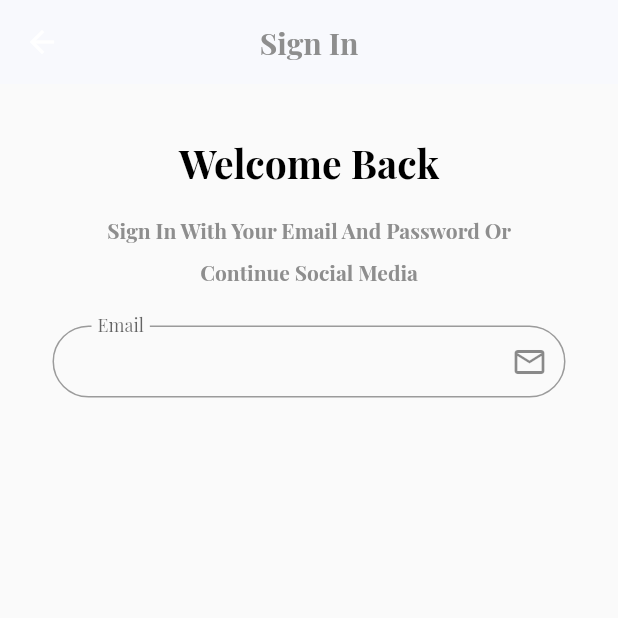
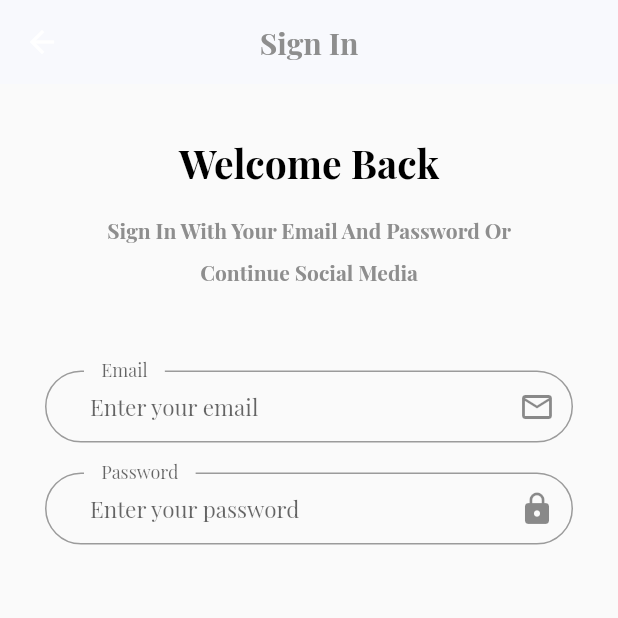
Before and after one commit to tawafmesar/ecommerceFlutterMySqlPHP, a Flutter app: the Login screen opened by its route, on a phone screen of 412 x 824 dp, the top half of it. Run offline on Flutter 3.47's test engine with Material 2 defaults, Android fonts, the phone set to English and light mode, and no system bars; our stand-ins replace get, shared_preferences; accounts and stored records are empty; project files that could hold a hidden picture were left out.

Commit message:
15 login page design part 2

```diff
--- a/lib/view/screen/auth/login.dart
+++ b/lib/view/screen/auth/login.dart
@@ -1,5 +1,8 @@
 
 import 'package:ecommerce_flutter_php_mysql/core/constant/color.dart';
+import 'package:ecommerce_flutter_php_mysql/view/widget/auth/customtextbodyauth.dart';
+import 'package:ecommerce_flutter_php_mysql/view/widget/auth/customtextformauth.dart';
+import 'package:ecommerce_flutter_php_mysql/view/widget/auth/customtexttitleauth.dart';
 import 'package:flutter/material.dart';
 import 'package:flutter/src/widgets/framework.dart';
 import 'package:flutter/src/widgets/placeholder.dart';
@@ -16,33 +19,25 @@ class Login extends StatelessWidget {
           centerTitle: true,
             title: Text("Sign In",style: Theme.of(context).textTheme.headline1!.copyWith(color: AppColor.grey)) ),
         body:Container(
-          padding:const EdgeInsets.symmetric(vertical: 15,horizontal: 35),
+          padding:const EdgeInsets.symmetric(vertical: 15,horizontal: 30),
           child: ListView(
-            children:  [
-             const SizedBox(height: 20,),
-              Text("Welcome Back ",
-                textAlign: TextAlign.center,
-                style: Theme.of(context).textTheme.headline2,),
-              const SizedBox(height: 10,),
-              Container(
-                margin: EdgeInsets.symmetric(horizontal: 25),
-                child: Text("Sign In With Your Email And Password Or Continue Social Media ",
-                  textAlign: TextAlign.center,
-                  style: Theme.of(context).textTheme.bodyText1,),
+            children: const [
+              SizedBox(height: 20,),
+              CustomTextTitleAuth(text:"Welcome Back " ),
+               SizedBox(height: 10,),
+              CustomTextBodyAuth(text: "Sign In With Your Email And Password Or Continue Social Media "),
+               SizedBox(height: 55,),
+              CustomTextFormAuth(
+                hinttext: "Enter your email ",
+                iconData: Icons.email_outlined,
+                labeltext: "Email",
+                // mycontroller: ,
               ),
-              const SizedBox(height: 25,),
-              TextFormField(
-
-                decoration:  InputDecoration(
-                  floatingLabelBehavior: FloatingLabelBehavior.always,
-                  contentPadding: EdgeInsets.symmetric(vertical: 5,horizontal: 30),
-                  suffixIcon: Icon(Icons.email_outlined),
-                  label: Text("Email"),
-                  border: OutlineInputBorder(
-                    borderRadius: BorderRadius.circular(30)
-                  )
-                ),
-
+               CustomTextFormAuth(
+                hinttext: "Enter your password ",
+                iconData: Icons.lock,
+                labeltext: "Password",
+                // mycontroller: ,
               )
             ],
           ),
--- /dev/null
+++ b/lib/view/widget/auth/customtextbodyauth.dart
@@ -0,0 +1,17 @@
+import 'package:flutter/material.dart';
+
+class CustomTextBodyAuth extends StatelessWidget {
+  final String text;
+
+  const CustomTextBodyAuth({Key? key, required this.text}) : super(key: key);
+
+  @override
+  Widget build(BuildContext context) {
+    return Container(
+      margin: EdgeInsets.symmetric(horizontal: 25),
+      child: Text(text,
+        textAlign: TextAlign.center,
+        style: Theme.of(context).textTheme.bodyText1,),
+    );
+  }
+}
--- /dev/null
+++ b/lib/view/widget/auth/customtextformauth.dart
@@ -0,0 +1,33 @@
+import 'package:flutter/material.dart';
+class CustomTextFormAuth extends StatelessWidget {
+  final String hinttext;
+  final String labeltext;
+  final IconData iconData;
+
+  const CustomTextFormAuth({Key? key, required this.hinttext, required this.labeltext, required this.iconData}) : super(key: key);
+
+  @override
+  Widget build(BuildContext context) {
+    return   Container(
+      margin: const EdgeInsets.only(bottom: 20),
+      child: TextFormField(
+        // controller: mycontroller,
+
+        decoration:  InputDecoration(
+
+            hintText: hinttext,
+            hintStyle: const TextStyle(fontSize: 15),
+            floatingLabelBehavior: FloatingLabelBehavior.always,
+            contentPadding:const EdgeInsets.symmetric(vertical: 5,horizontal: 30),
+            suffixIcon: Icon(iconData),
+                label: Container(
+                margin:const EdgeInsets.symmetric(horizontal: 10),
+                child: Text(labeltext)),
+            border: OutlineInputBorder(
+            borderRadius: BorderRadius.circular(30)
+      )
+      ),
+      ),
+    );
+  }
+}
--- /dev/null
+++ b/lib/view/widget/auth/customtexttitleauth.dart
@@ -0,0 +1,17 @@
+import 'package:flutter/material.dart';
+
+class CustomTextTitleAuth extends StatelessWidget {
+  final String text;
+
+  const CustomTextTitleAuth({Key? key, required this.text}) : super(key: key);
+
+  @override
+  Widget build(BuildContext context) {
+    return Container(
+      margin: EdgeInsets.symmetric(horizontal: 25),
+      child: Text(text,
+        textAlign: TextAlign.center,
+        style: Theme.of(context).textTheme.headline2,),
+    );
+  }
+}
```
